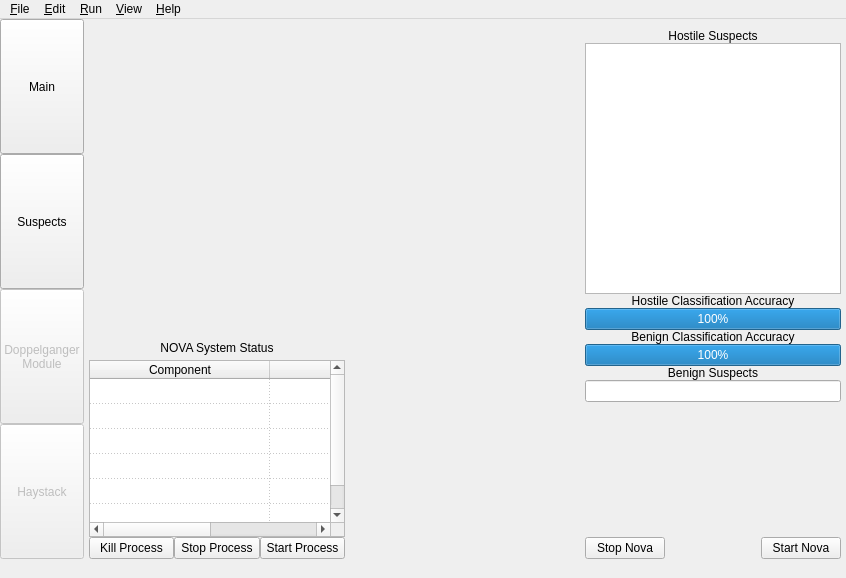
Above: NovaGUI/UI/novagui.ui from altf4/Nova before the change. Below: the same form after it.
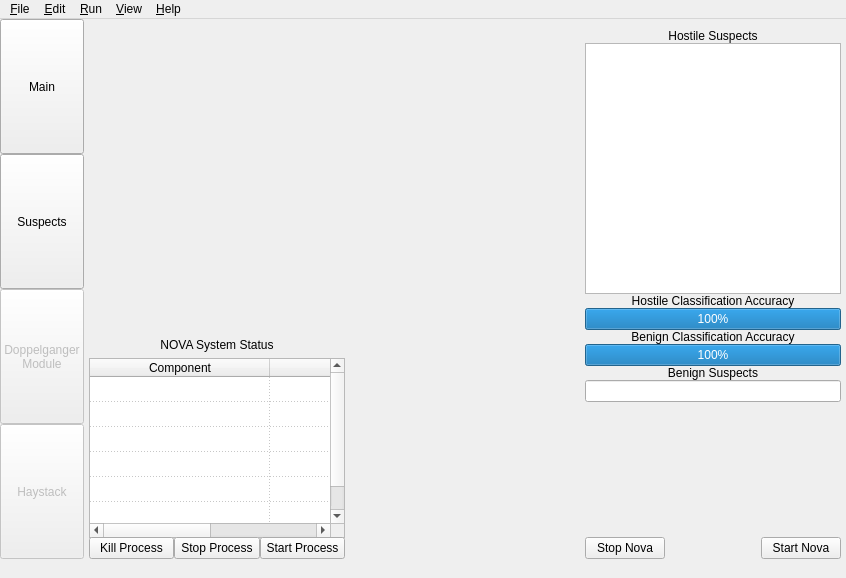
That is the form after the change.

Commit message: Made System Status window a few pixels bigger so no scrollbar shows up

Diff of the .ui file:
```diff
--- a/NovaGUI/UI/novagui.ui
+++ b/NovaGUI/UI/novagui.ui
@@ -249,7 +249,7 @@
             <property name="minimumSize">
              <size>
               <width>0</width>
-              <height>177</height>
+              <height>180</height>
              </size>
             </property>
             <property name="maximumSize">
```
